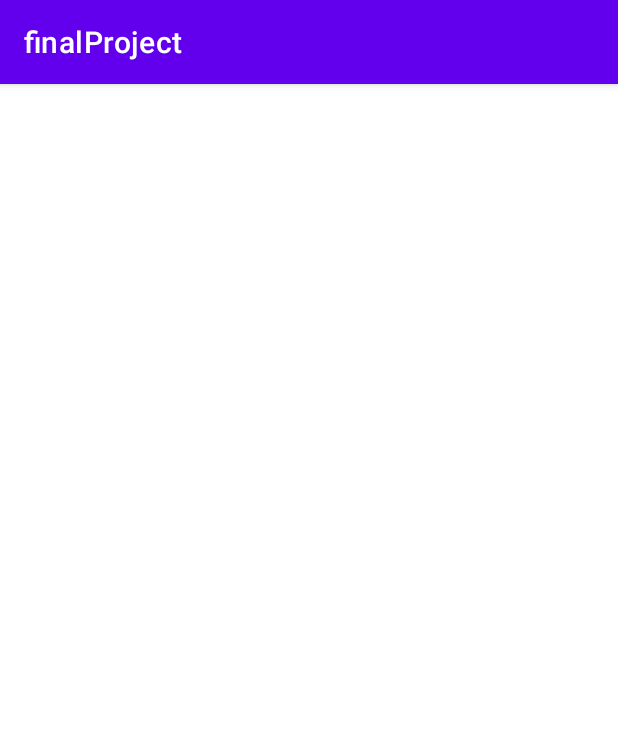
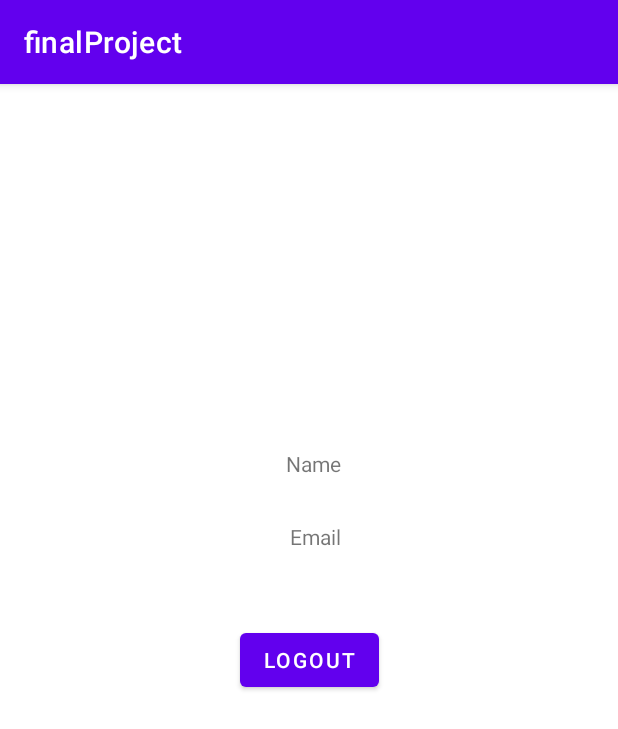
Before and after one commit to renukaseepersad/finalProject, an Android app: the Profile screen opened directly, with no data from a screen before it, on a phone screen of 412 x 824 dp. Shown: the top 729 px of the screen. Run offline under Robolectric (Android 15) with nearby library versions, the phone set to English and light mode, and no system bars; Roboto replaces fonts that are not available here.

Commit message:
testing a logout button for google sign in

```diff
--- a/app/src/main/java/com/example/finalproject/signIn.java
+++ b/app/src/main/java/com/example/finalproject/signIn.java
@@ -107,11 +107,14 @@ public class signIn extends AppCompatActivity {
                             // Sign in success, update UI with the signed-in user's information
                             //Log.d(TAG, "signInWithCredential:success");
                             FirebaseUser user = mAuth.getCurrentUser();
+                            Intent intent = new Intent(getApplicationContext(),Profile.class);
+                            startActivity(intent);
                             //updateUI(user);
                         } else {
                             // If sign in fails, display a message to the user.
                             //Log.w(TAG, "signInWithCredential:failure", task.getException());
                             //updateUI(null);
+                            Toast.makeText(signIn.this, "Sorry Auth Failed!", Toast.LENGTH_SHORT).show();
                         }
                     }
                 });
--- a/app/src/main/res/layout/activity_profile.xml
+++ b/app/src/main/res/layout/activity_profile.xml
@@ -6,4 +6,32 @@
     android:layout_height="match_parent"
     tools:context=".Profile">
 
+    <Button
+        android:id="@+id/logout"
+        android:layout_width="wrap_content"
+        android:layout_height="wrap_content"
+        android:text="Logout"
+        app:layout_constraintBottom_toBottomOf="parent"
+        app:layout_constraintEnd_toEndOf="parent"
+        app:layout_constraintStart_toStartOf="parent"
+        app:layout_constraintTop_toTopOf="parent" />
+
+    <TextView
+        android:id="@+id/userName"
+        android:layout_width="wrap_content"
+        android:layout_height="wrap_content"
+        android:layout_marginEnd="25dp"
+        android:layout_marginBottom="97dp"
+        android:text="Name"
+        app:layout_constraintBottom_toTopOf="@+id/logout"
+        app:layout_constraintEnd_toEndOf="@+id/logout" />
+
+    <TextView
+        android:id="@+id/email"
+        android:layout_width="wrap_content"
+        android:layout_height="wrap_content"
+        android:layout_marginTop="29dp"
+        android:text="Email"
+        app:layout_constraintEnd_toEndOf="@+id/userName"
+        app:layout_constraintTop_toBottomOf="@+id/userName" />
 </androidx.constraintlayout.widget.ConstraintLayout>
```
